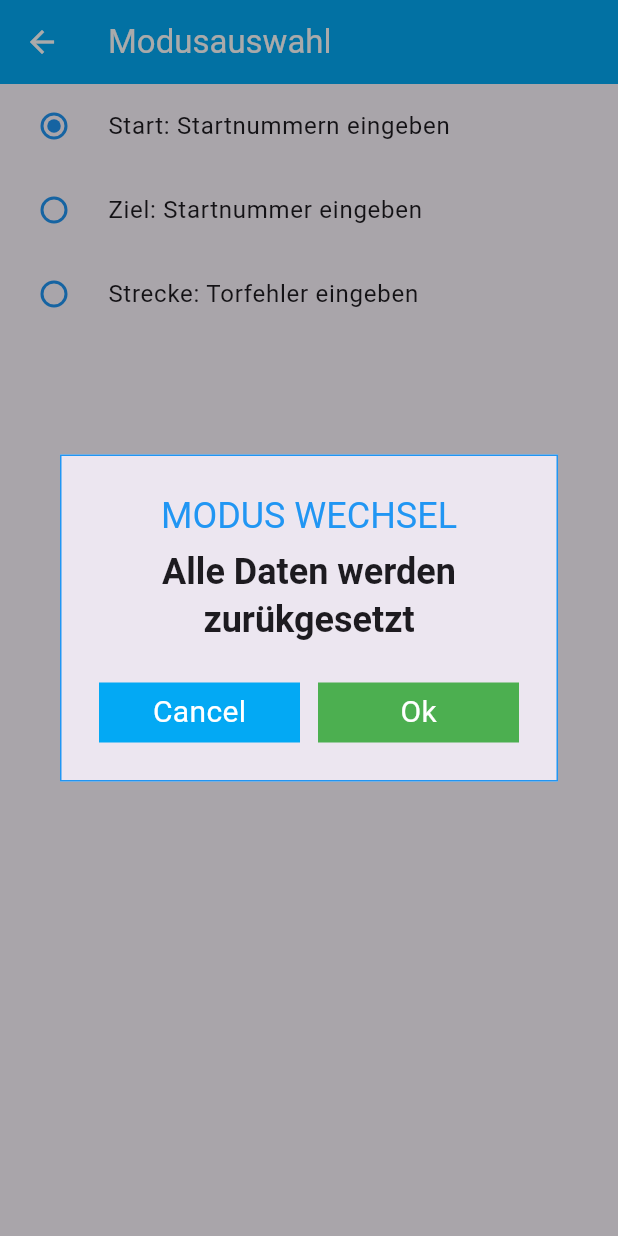
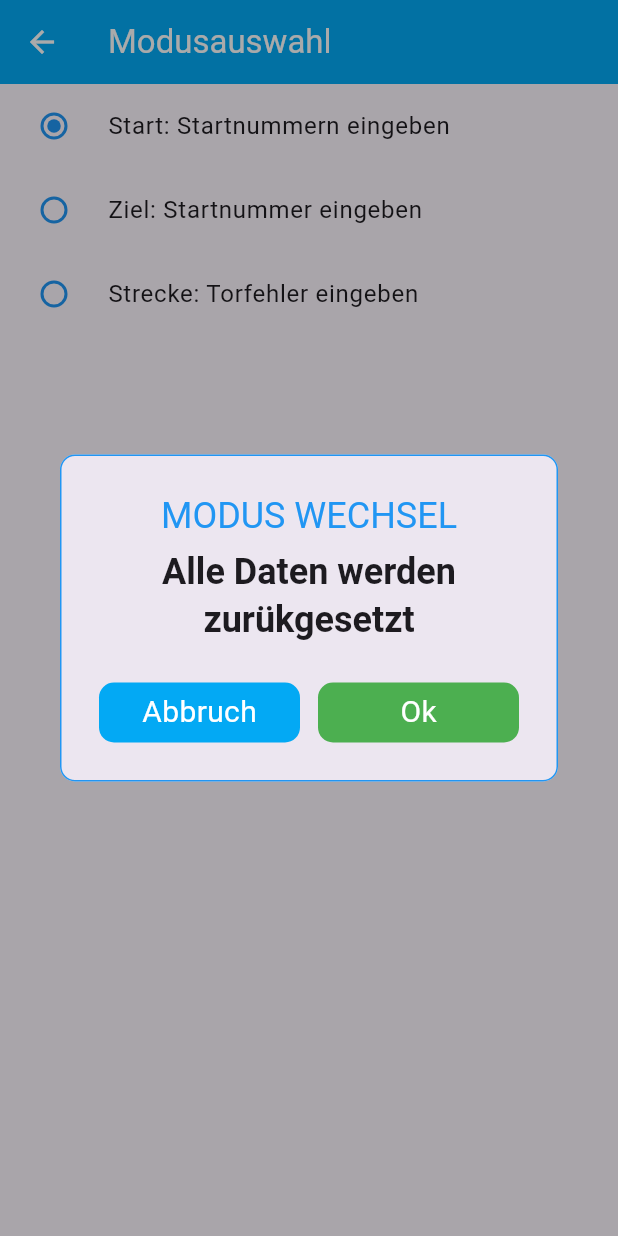
Before and after one commit to filou56/Elzwelle_Start, a Flutter app: the screen it shows after launch, after a tap on "Start: Startnummern eingeben", on a phone screen of 412 x 824 dp. Run offline on Flutter 3.47's test engine with Material 3 defaults, Android fonts, the phone set to English and light mode, and no system bars; drawn by our look-alikes of rflutter_alert; missing offline and left inert: format, mqtt_client.

Commit message:
input controller

```diff
--- a/lib/controls/alert.dart
+++ b/lib/controls/alert.dart
@@ -1,6 +1,7 @@
 import 'dart:core';
 import 'package:flutter/material.dart';
 import 'package:rflutter_alert/rflutter_alert.dart';
+import 'package:elzwelle_start/configs/text_strings.dart';
 
 onAlertRestart(context) {
   // Reusable alert style
@@ -11,7 +12,7 @@ onAlertRestart(context) {
       descStyle: const TextStyle(fontWeight: FontWeight.bold),
       animationDuration: const Duration(milliseconds: 400),
       alertBorder: RoundedRectangleBorder(
-        borderRadius: BorderRadius.circular(0.0),
+        borderRadius: BorderRadius.circular(10.0),
         side: const BorderSide(
           color: Colors.blue, //const Color(0xFF0040E0),
         ),
@@ -19,7 +20,8 @@ onAlertRestart(context) {
       titleStyle: const TextStyle(
         color: Colors.blue,
       ),
-      constraints: const BoxConstraints.expand(width: 300),
+      // MediaQuery.of(context).size.width * 0.9 // 90%
+      constraints: BoxConstraints.expand(width: MediaQuery.of(context).size.width * 0.9),
       //First to chars "55" represents transparency of color
       overlayColor: const Color(0x55000000),
       alertElevation: 0,
@@ -30,26 +32,26 @@ onAlertRestart(context) {
     context: context,
     style: alertStyle,
     type: AlertType.none,
-    title: "MODUS WECHSEL",
-    desc: "Alle Daten werden zurükgesetzt",
+    title: MODE_PAGE_ALERT_TEXT,
+    desc: MODE_PAGE_ALERT_INFO,
     buttons: [
       DialogButton(
         child: const Text(
-          "Cancel",
+          ALERT_CANCEL,
           style: TextStyle(color: Colors.white, fontSize: 20),
         ),
         onPressed: () => Navigator.pop(context),
         color: Colors.lightBlue,
-        radius: BorderRadius.circular(0.0),
+        radius: BorderRadius.circular(10.0),
       ),
       DialogButton(
         child: const Text(
-          "Ok",
+          ALERT_OK,
           style: TextStyle(color: Colors.white, fontSize: 20),
         ),
         onPressed: () => Navigator.of(context).pushNamedAndRemoveUntil('/', (Route<dynamic> route) => false),
         color: Colors.green,
-        radius: BorderRadius.circular(0.0),
+        radius: BorderRadius.circular(10.0),
       ),
     ],
   ).show();
@@ -64,7 +66,7 @@ onAlertError(context, String err, String msg) {
       descStyle: const TextStyle(fontWeight: FontWeight.bold),
       animationDuration: const Duration(milliseconds: 400),
       alertBorder: RoundedRectangleBorder(
-        borderRadius: BorderRadius.circular(0.0),
+        borderRadius: BorderRadius.circular(10.0),
         side: const BorderSide(
           color: Colors.blue, //const Color(0xFF0040E0),
         ),
@@ -88,12 +90,12 @@ onAlertError(context, String err, String msg) {
     buttons: [
       DialogButton(
         child: const Text(
-          "Quit",
+          ALERT_CONTINUE,
           style: TextStyle(color: Colors.white, fontSize: 20),
         ),
         onPressed: () => Navigator.pop(context),
         color: Colors.lightBlue,
-        radius: BorderRadius.circular(0.0),
+        radius: BorderRadius.circular(10.0),
       ),
     ],
   ).show();
```
Also changed, not shown: lib/configs/text_strings.dart (+9 -1 lines), lib/controls/course_input.dart (+13 -2 lines), lib/ui/screens/add_page.dart (+20 -1 lines).
